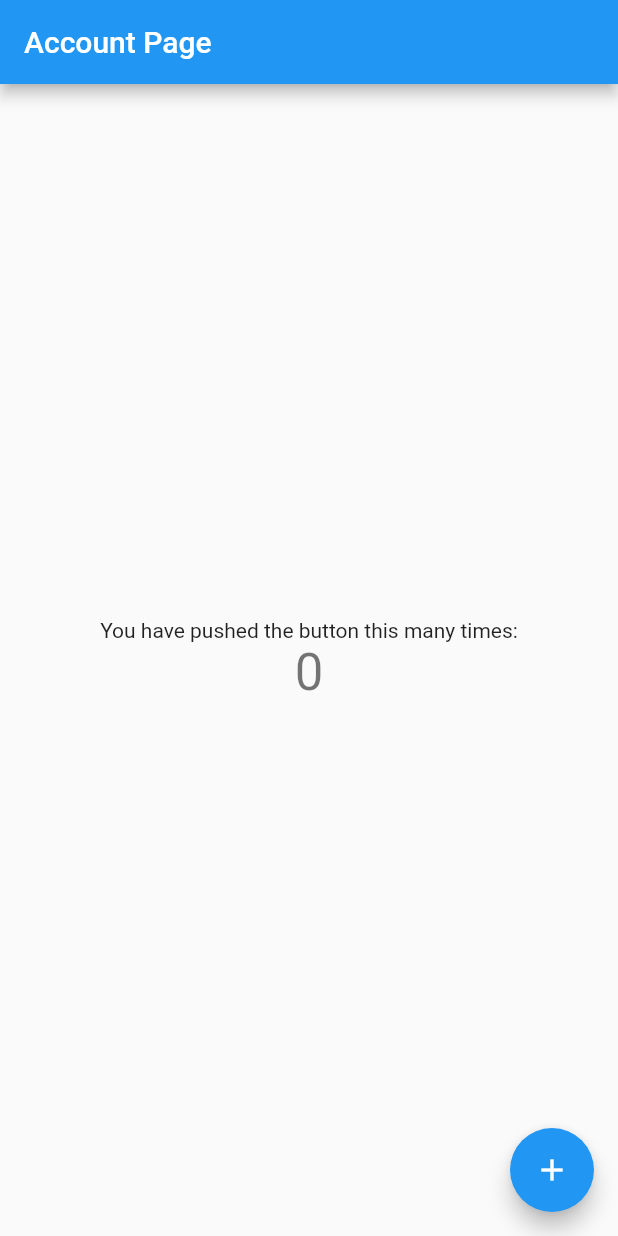
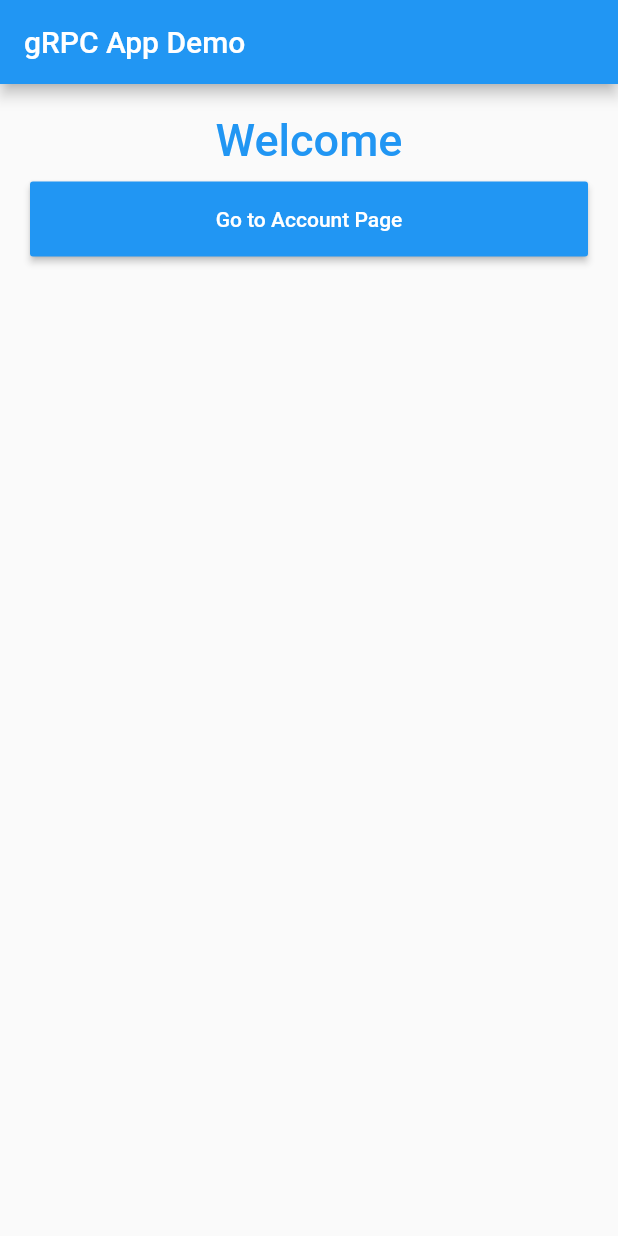
Before and after one commit to shumbaashley/practical_test, a Flutter app: the screen it shows after launch, on a phone screen of 412 x 824 dp. Run offline on Flutter 3.47's test engine with Material 2 defaults, Android fonts, the phone set to English and light mode, and no system bars.

Commit message:
added landing page and display screen

```diff
--- a/lib/main.dart
+++ b/lib/main.dart
@@ -1,117 +1,13 @@
-import 'package:flutter/material.dart';
+import "package:flutter/material.dart";
+import 'package:grpc_app/screens/Landing_Screen.dart';
 
-void main() {
-  runApp(MyApp());
-}
+
+void main() => runApp(MyApp());
 
 class MyApp extends StatelessWidget {
-  // This widget is the root of your application.
   @override
   Widget build(BuildContext context) {
     return MaterialApp(
-      title: 'gRPC Demo',
-      theme: ThemeData(
-        // This is the theme of your application.
-        //
-        // Try running your application with "flutter run". You'll see the
-        // application has a blue toolbar. Then, without quitting the app, try
-        // changing the primarySwatch below to Colors.green and then invoke
-        // "hot reload" (press "r" in the console where you ran "flutter run",
-        // or simply save your changes to "hot reload" in a Flutter IDE).
-        // Notice that the counter didn't reset back to zero; the application
-        // is not restarted.
-        primarySwatch: Colors.blue,
-        // This makes the visual density adapt to the platform that you run
-        // the app on. For desktop platforms, the controls will be smaller and
-        // closer together (more dense) than on mobile platforms.
-        visualDensity: VisualDensity.adaptivePlatformDensity,
-      ),
-      home: MyHomePage(title: 'Account Page'),
-    );
+        theme: ThemeData(primarySwatch: Colors.blue), home: LandingPage());
   }
 }
-
-class MyHomePage extends StatefulWidget {
-  MyHomePage({Key key, this.title}) : super(key: key);
-
-  // This widget is the home page of your application. It is stateful, meaning
-  // that it has a State object (defined below) that contains fields that affect
-  // how it looks.
-
-  // This class is the configuration for the state. It holds the values (in this
-  // case the title) provided by the parent (in this case the App widget) and
-  // used by the build method of the State. Fields in a Widget subclass are
-  // always marked "final".
-
-  final String title;
-
-  @override
-  _MyHomePageState createState() => _MyHomePageState();
-}
-
-class _MyHomePageState extends State<MyHomePage> {
-  int _counter = 0;
-
-  void _incrementCounter() {
-    setState(() {
-      // This call to setState tells the Flutter framework that something has
-      // changed in this State, which causes it to rerun the build method below
-      // so that the display can reflect the updated values. If we changed
-      // _counter without calling setState(), then the build method would not be
-      // called again, and so nothing would appear to happen.
-      _counter++;
-    });
-  }
-
-  @override
-  Widget build(BuildContext context) {
-    // This method is rerun every time setState is called, for instance as done
-    // by the _incrementCounter method above.
-    //
-    // The Flutter framework has been optimized to make rerunning build methods
-    // fast, so that you can just rebuild anything that needs updating rather
-    // than having to individually change instances of widgets.
-    return Scaffold(
-      appBar: AppBar(
-        // Here we take the value from the MyHomePage object that was created by
-        // the App.build method, and use it to set our appbar title.
-        title: Text(widget.title),
-      ),
-      body: Center(
-        // Center is a layout widget. It takes a single child and positions it
-        // in the middle of the parent.
-        child: Column(
-          // Column is also a layout widget. It takes a list of children and
-          // arranges them vertically. By default, it sizes itself to fit its
-          // children horizontally, and tries to be as tall as its parent.
-          //
-          // Invoke "debug painting" (press "p" in the console, choose the
-          // "Toggle Debug Paint" action from the Flutter Inspector in Android
-          // Studio, or the "Toggle Debug Paint" command in Visual Studio Code)
-          // to see the wireframe for each widget.
-          //
-          // Column has various properties to control how it sizes itself and
-          // how it positions its children. Here we use mainAxisAlignment to
-          // center the children vertically; the main axis here is the vertical
-          // axis because Columns are vertical (the cross axis would be
-          // horizontal).
-          mainAxisAlignment: MainAxisAlignment.center,
-          children: <Widget>[
-            Text(
-              'You have pushed the button this many times:',
-            ),
-            Text(
-              '$_counter',
-              style: Theme.of(context).textTheme.headline4,
-            ),
-          ],
-        ),
-      ),
-      floatingActionButton: FloatingActionButton(
-        onPressed: _incrementCounter,
-        tooltip: 'Increment',
-        child: Icon(Icons.add),
-      ), // This trailing comma makes auto-formatting nicer for build methods.
-    );
-  }
-}
--- /dev/null
+++ b/lib/screens/Landing_Screen.dart
@@ -0,0 +1,48 @@
+import 'package:flutter/material.dart';
+import './Account_Screen.dart';
+
+class LandingPage extends StatefulWidget {
+  @override
+  State<StatefulWidget> createState() => new _State();
+}
+
+class _State extends State<LandingPage> {
+
+  @override
+  Widget build(BuildContext context) {
+    return Scaffold(
+        appBar: AppBar(
+          title: Text('gRPC App Demo'),
+        ),
+        body: Padding(
+            padding: EdgeInsets.all(10),
+            child: ListView(
+              children: <Widget>[
+                Container(
+                    alignment: Alignment.center,
+                    padding: EdgeInsets.all(10),
+                    child: Text(
+                      'Welcome',
+                      style: TextStyle(
+                          color: Colors.blue,
+                          fontWeight: FontWeight.w500,
+                          fontSize: 30),
+                    )),
+                Container(
+                    height: 50,
+                    padding: EdgeInsets.fromLTRB(10, 0, 10, 0),
+                    child: RaisedButton(
+                      textColor: Colors.white,
+                      color: Colors.blue,
+                      child: Text('Go to Account Page'),
+                      onPressed: () {
+                        Navigator.push(
+                            context,
+                            MaterialPageRoute(
+                                builder: (context) => AccountPage()));
+                      },
+                    )),
+              ],
+            )));
+  }
+}
```
Also changed, not shown: lib/screens/Account_Screen.dart (added, +33 -0 lines).
